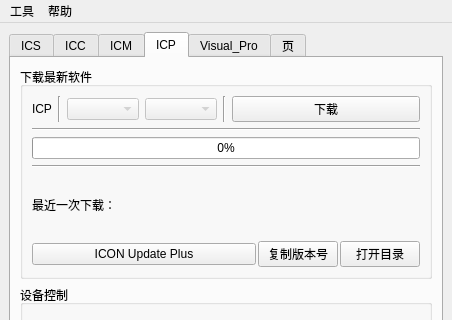
Qt form src/main.ui (jcywong/TestTools) before a commit; both pictures show x 0 to 452 and y 0 to 320 of the 452 by 538 pixel window.
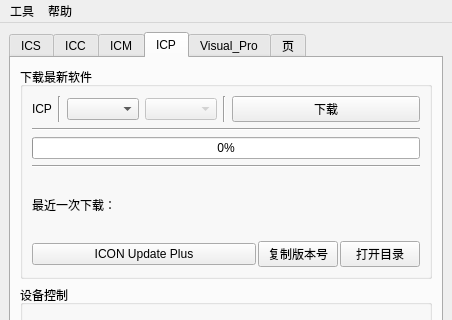
The same form after that commit. The open tabs and pages were chosen to show the change.

Diff of the .ui file:
```diff
--- a/src/main.ui
+++ b/src/main.ui
@@ -1134,7 +1134,7 @@
                <item>
                 <widget class="QComboBox" name="icp_comboBox_Edition">
                  <property name="enabled">
-                  <bool>false</bool>
+                  <bool>true</bool>
                  </property>
                  <property name="currentText">
                   <string/>
```
